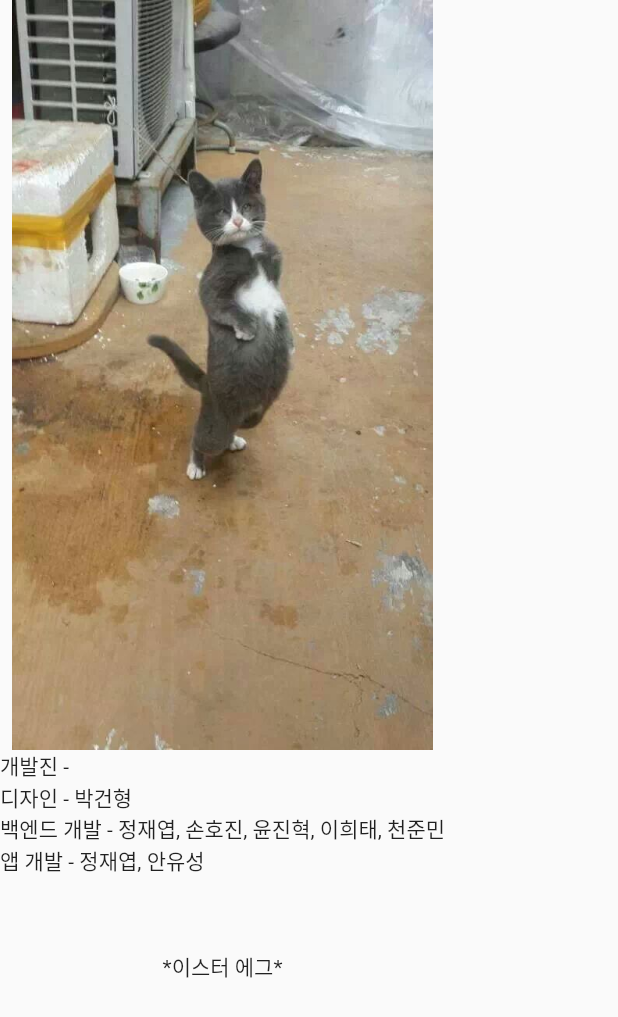
After one commit to woduq1414/yammeal-flutter, a Flutter app: the EasterEgg screen opened directly, on a phone screen of 412 x 824 dp. The commit adds this screen. Shown: the top 1017 px of the screen. Run offline on Flutter 3.47's test engine with Material 2 defaults, Android fonts, the phone set to English and light mode, and no system bars; our stand-ins replace carousel_slider, date_format, flutter_secure_storage, image_picker, modal_progress_hud, table_calendar; missing offline and left inert: kakao_flutter_sdk, speech_bubble; accounts and stored records are empty.

Commit message:
동쪽 달걀
장난질

```diff
--- /dev/null
+++ b/lib/UIs/esteregg.dart
@@ -0,0 +1,20 @@
+import 'package:flutter/cupertino.dart';
+import 'package:flutter/material.dart';
+
+class EasterEgg extends StatelessWidget {
+  @override
+  Widget build(BuildContext context) {
+    return Scaffold(
+      body: Container(
+        child: Column(
+          children: <Widget>[
+            Image.asset('assets/easter.jpg', height: 500,),
+            Text('개발진 - \n디자인 - 박건형\n백엔드 개발 - 정재엽, 손호진, 윤진혁, 이희태, 천준민\n앱 개발 - 정재엽, 안유성'),
+            SizedBox(height: 50,),
+            Text('*이스터 에그*')
+          ],
+        ),
+      ),
+    );
+  }
+}
```
Also changed, not shown: lib/UIs/main_page.dart (+11 -3 lines), assets/easter.jpg (added), 1 other file.
